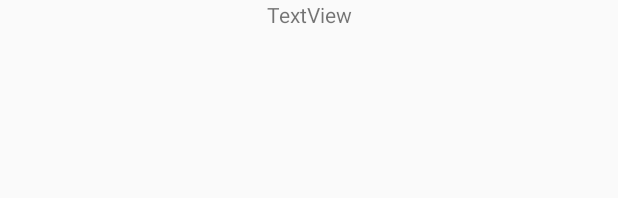
After one commit to sinergitec/painal, an Android app: the layout saldos.xml on its own in the app's theme, with its tools: preview values and no code run, on a phone screen of 412 x 824 dp. The commit adds this screen. Shown: the top 198 px of the screen. Run offline under Robolectric (Android 15) with nearby library versions, the phone set to English and light mode, and no system bars.

Commit message:
vistas de saldo

```diff
--- a/app/src/main/java/com/sienrgitec/painal/constante/Constantes.java
+++ b/app/src/main/java/com/sienrgitec/painal/constante/Constantes.java
@@ -2,8 +2,8 @@ package com.sienrgitec.painal.constante;
 
 public class Constantes {
     //public static final String URL_BASE_WS = "http://escuela181945.herokuapp.com/api/";
-    public static final String URL_BASE_WS_SINERGITEC = "http://sinergitecdemo.ddns.net:8083/painal/rest/painalService/";
-    //public static final String URL_BASE_WS_SINERGITEC = "http://192.168.1.102:8083/painal/rest/painalService/";
+    //public static final String URL_BASE_WS_SINERGITEC = "http://sinergitecdemo.ddns.net:8083/painal/rest/painalService/";
+    public static final String URL_BASE_WS_SINERGITEC = "http://192.168.1.102:8083/painal/rest/painalService/";
     public static final String[] ARRAY_COLORS = {"#DCD3C1", "#F9FA81", "#FEC298", "#B9F6F9", "#96ABFE", "#BAFCBE", "#F4C9FD", "#FEACB6", "#F9D795"};
 
     public static final Integer CANTIDAD_MAX_PROVEEDORES = 3;
--- a/app/src/main/java/com/sienrgitec/painal/pojo/entity/TtOpPedidoProveedor.java
+++ b/app/src/main/java/com/sienrgitec/painal/pojo/entity/TtOpPedidoProveedor.java
@@ -94,6 +94,9 @@ public class TtOpPedidoProveedor implements Serializable {
     @Expose
     private String cUsuModifica;
 
+    @Expose
+    private String lSurtido;
+
     public TtOpPedidoProveedor (){
 
     }
@@ -128,6 +131,7 @@ public class TtOpPedidoProveedor implements Serializable {
         this.dtModificado = dtModificado;
         this.cUsuCrea = cUsuCrea;
         this.cUsuModifica = cUsuModifica;
+        this.lSurtido = lSurtido;
     }
 
     public String getIPedido() {
--- a/app/src/main/java/com/sienrgitec/painal/servicio/Painal.java
+++ b/app/src/main/java/com/sienrgitec/painal/servicio/Painal.java
@@ -89,6 +89,10 @@ public interface Painal {
     @DELETE("opClienteReferidos")
     Call<Respuesta> opClienteReferidosDelete(@QueryMap Map<String, Integer> options);
 
+    /*Andros Consulta de saldos CPC*/
+    @GET("credEncCPCP")
+    Call<Respuesta> credEncCPCP(@QueryMap Map<String, String> options);
+
 
 
 }
--- /dev/null
+++ b/app/src/main/res/layout/saldos.xml
@@ -0,0 +1,21 @@
+<?xml version="1.0" encoding="utf-8"?>
+<androidx.constraintlayout.widget.ConstraintLayout xmlns:android="http://schemas.android.com/apk/res/android"
+    xmlns:app="http://schemas.android.com/apk/res-auto"
+    xmlns:tools="http://schemas.android.com/tools"
+    android:layout_width="match_parent"
+    android:layout_height="match_parent"
+    tools:context=".actividades.SaldosActivity">
+
+    <TextView
+        android:id="@+id/textView16"
+        android:layout_width="wrap_content"
+        android:layout_height="wrap_content"
+        android:layout_marginStart="32dp"
+        android:layout_marginLeft="32dp"
+        android:layout_marginEnd="32dp"
+        android:layout_marginRight="32dp"
+        android:text="TextView"
+        app:layout_constraintEnd_toEndOf="parent"
+        app:layout_constraintStart_toStartOf="parent"
+        tools:layout_editor_absoluteY="263dp" />
+</androidx.constraintlayout.widget.ConstraintLayout>
--- a/app/src/main/res/values/strings.xml
+++ b/app/src/main/res/values/strings.xml
@@ -50,7 +50,7 @@
 
     <!-- Crea contacto -->
     <string name="contacto">REGISTRO DE CONTACTO</string>
-    <string name="titlecontacto" >CONTACTOS</string>
+    <string name="titlecontacto">CONTACTOS</string>
     <string name="obs">Observaciones</string>
 
     <!-- Perfil -->
@@ -88,8 +88,4 @@
     <string name="apellidos">Apellidos</string>
 
 
-
-
-
-
 </resources>
```
Also changed, not shown: app/src/main/AndroidManifest.xml (+68 -33 lines), app/src/main/java/com/sienrgitec/painal/actividades/PerfilActivity.java (+10 -0 lines), app/src/main/java/com/sienrgitec/painal/actividades/SaldosActivity.java (added, +62 -0 lines), app/src/main/res/layout/perfil.xml (+9 -0 lines).
